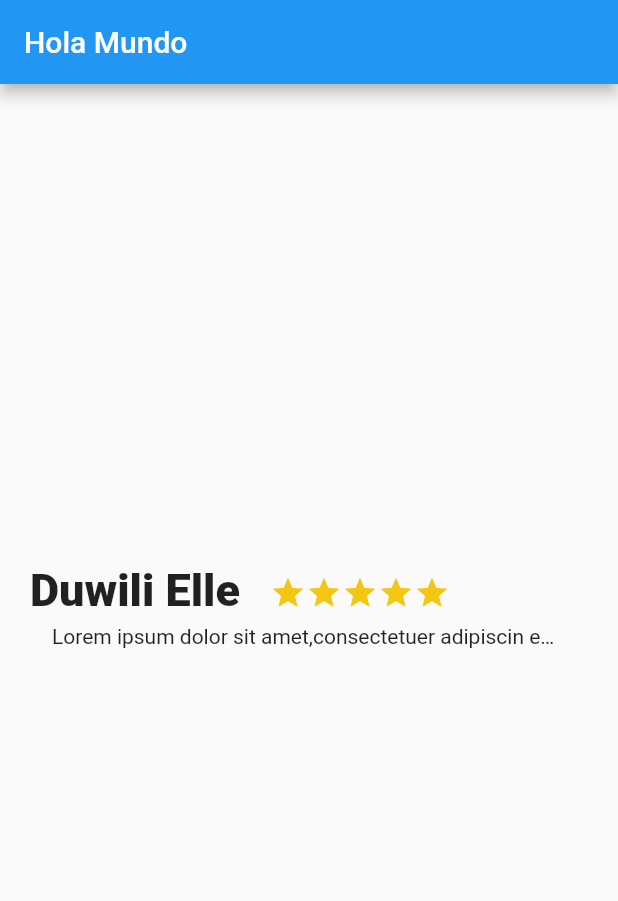
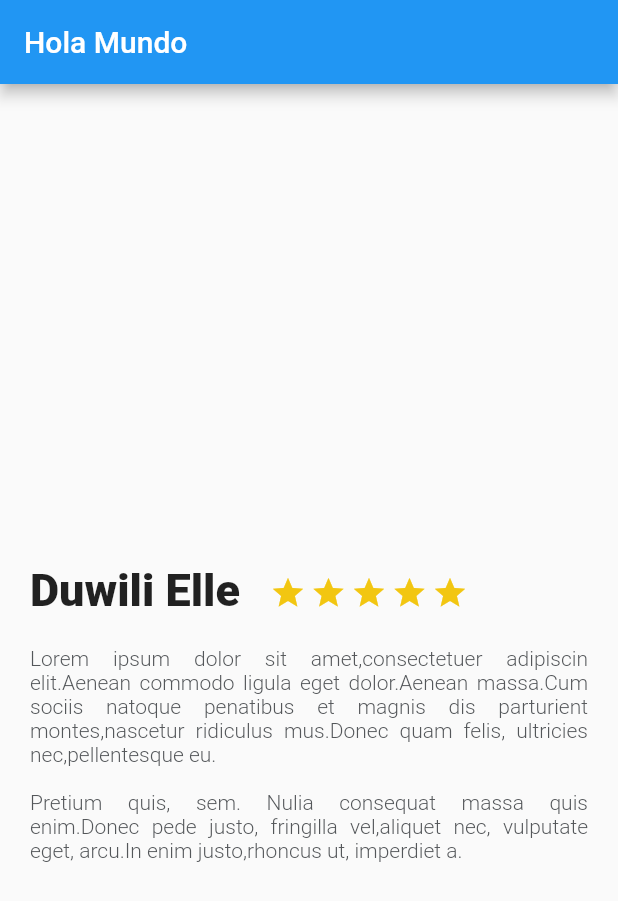
Before and after one commit to ricardo9407/flutter_application_1, a Flutter app: the screen it shows after launch, on a phone screen of 412 x 824 dp. Shown: the top 901 px of the screen. Run offline on Flutter 3.47's test engine with Material 2 defaults, Android fonts, the phone set to English and light mode, and no system bars.

Commit message:
2do arreglo del texto de la descripción

```diff
--- a/lib/description_place.dart
+++ b/lib/description_place.dart
@@ -3,9 +3,7 @@ import 'package:flutter/material.dart';
 class DescriptionPlace extends StatelessWidget {
   Widget build(BuildContext context) {
     final star = Container(
-      margin: EdgeInsets.only(
-        top: 323.0,
-      ),
+      margin: EdgeInsets.only(top: 323.0, right: 3.0),
       child: Icon(
         Icons.star,
         color: Color(0xFFf2C611),
@@ -25,33 +23,21 @@ class DescriptionPlace extends StatelessWidget {
       ),
     ]);
 
-    final description = Column(children: <Widget>[
-      Column(
-        children: <Widget>[titelstars],
-      ),
-      Container(
-        margin: EdgeInsets.only(
-          top: 5.0,
-          right: 40.0,
-        ),
-        child: Text(
-          '''
-          Lorem ipsum dolor sit amet,consectetuer adipiscin elit.
-          Aenean commodo ligula eget dolor.Aenean massa.
-          Cum sociis natoque penatibus et magnis dis parturient montes,
-          nascetur ridiculus mus.Donec quam felis, ultricies nec,
-          pellentesque eu.
+    final description = Container(
+      margin: EdgeInsets.only(top: 20.0, right: 20.0, left: 20.0),
+      child: Text('''
+          Lorem ipsum dolor sit amet,consectetuer adipiscin elit.Aenean commodo ligula eget dolor.Aenean massa.Cum sociis natoque penatibus et magnis dis parturient montes,nascetur ridiculus mus.Donec quam felis, ultricies nec,pellentesque eu.
 
-          Pretium quis, sem. Nulia consequat massa quis enim.
-          Donec pede justo, fringilla vel,aliquet nec, vulputate eget, arcu.
-          In enim justo,rhoncus ut, imperdiet a.''',
-          textAlign: TextAlign.left,
-          overflow: TextOverflow.ellipsis,
-          style: TextStyle(fontSize: 14.0),
-        ),
-      )
-    ]);
+          Pretium quis, sem. Nulia consequat massa quis enim.Donec pede justo, fringilla vel,aliquet nec, vulputate eget, arcu.In enim justo,rhoncus ut, imperdiet a.''',
+          style: TextStyle(
+              fontSize: 14.0,
+              fontWeight: FontWeight.w300,
+              color: Color(0xff54575a)),
+          textAlign: TextAlign.justify),
+    );
 
-    return description;
+    return Column(
+      children: <Widget>[titelstars, description],
+    );
   }
 }
```
